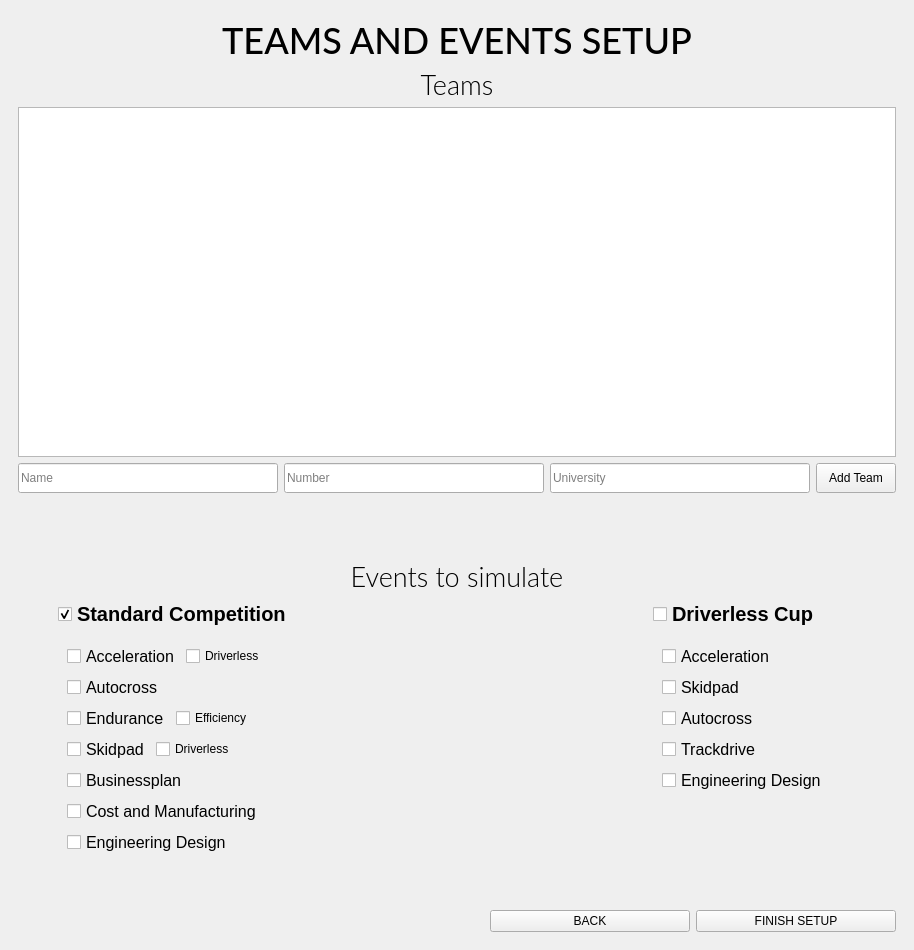
Old version of the form qt_interface/mainwindow.ui in the repository wprzyby/FS-Competition-Simulator.
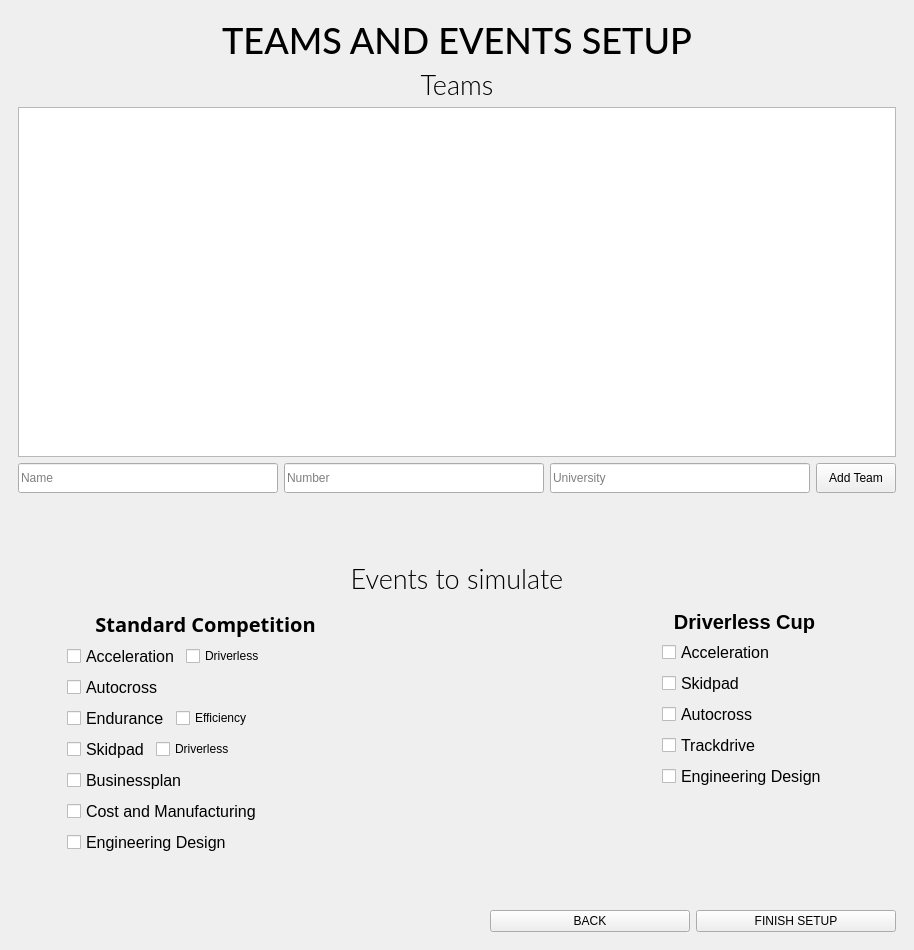
New version of the form. The open tabs and pages were chosen to show the change. Custom widgets are drawn as their Qt base class.

What changed in the file:
```diff
--- a/qt_interface/mainwindow.ui
+++ b/qt_interface/mainwindow.ui
@@ -256,34 +256,29 @@
             </item>
             <item>
              <layout class="QVBoxLayout" name="verticalLayout_3">
-              <item>
-               <widget class="QCheckBox" name="checkBoxStandardCompetition">
-                <property name="font">
-                 <font>
-                  <pointsize>15</pointsize>
-                  <bold>true</bold>
-                 </font>
-                </property>
-                <property name="text">
-                 <string>Standard Competition</string>
-                </property>
-                <property name="checked">
-                 <bool>true</bool>
-                </property>
-                <property name="tristate">
-                 <bool>false</bool>
-                </property>
-                <attribute name="buttonGroup">
-                 <string notr="true">buttonGroupStandardOrDriverless</string>
-                </attribute>
-               </widget>
-              </item>
               <item>
                <widget class="QWidget" name="checkBoxesEventsStandard" native="true">
                 <property name="enabled">
                  <bool>true</bool>
                 </property>
                 <layout class="QVBoxLayout" name="verticalLayout_2">
+                 <item>
+                  <widget class="QLabel" name="labelStandardCompetition">
+                   <property name="font">
+                    <font>
+                     <family>Sans Serif</family>
+                     <pointsize>15</pointsize>
+                     <bold>true</bold>
+                    </font>
+                   </property>
+                   <property name="text">
+                    <string>Standard Competition</string>
+                   </property>
+                   <property name="alignment">
+                    <set>Qt::AlignCenter</set>
+                   </property>
+                  </widget>
+                 </item>
                  <item>
                   <layout class="QHBoxLayout" name="horizontalLayout_4">
                    <item>
@@ -482,37 +477,28 @@
             </item>
             <item>
              <layout class="QVBoxLayout" name="verticalLayout_4">
-              <item>
-               <widget class="QCheckBox" name="checkBoxDriverlessCup">
-                <property name="enabled">
-                 <bool>true</bool>
-                </property>
-                <property name="font">
-                 <font>
-                  <pointsize>15</pointsize>
-                  <bold>true</bold>
-                 </font>
-                </property>
-                <property name="text">
-                 <string>Driverless Cup</string>
-                </property>
-                <property name="checked">
-                 <bool>false</bool>
-                </property>
-                <property name="tristate">
-                 <bool>false</bool>
-                </property>
-                <attribute name="buttonGroup">
-                 <string notr="true">buttonGroupStandardOrDriverless</string>
-                </attribute>
-               </widget>
-              </item>
               <item>
                <widget class="QWidget" name="checkBoxesEventsDC" native="true">
                 <property name="enabled">
                  <bool>true</bool>
                 </property>
                 <layout class="QVBoxLayout" name="verticalLayout">
+                 <item>
+                  <widget class="QLabel" name="labelDriverlessCup">
+                   <property name="font">
+                    <font>
+                     <pointsize>15</pointsize>
+                     <bold>true</bold>
+                    </font>
+                   </property>
+                   <property name="text">
+                    <string>Driverless Cup</string>
+                   </property>
+                   <property name="alignment">
+                    <set>Qt::AlignCenter</set>
+                   </property>
+                  </widget>
+                 </item>
                  <item>
                   <widget class="QCheckBox" name="checkBoxAccelerationDC">
                    <property name="enabled">
@@ -800,6 +786,14 @@
    </layout>
   </widget>
  </widget>
+ <customwidgets>
+  <customwidget>
+   <class>ResultSettingWidget</class>
+   <extends>QWidget</extends>
+   <header location="global">qt_interface/ResultSettingWidget.h</header>
+   <container>1</container>
+  </customwidget>
+ </customwidgets>
  <resources/>
  <connections/>
  <buttongroups>
```
Left out of the diff: 21 changed lines with no effect on the pictures.
